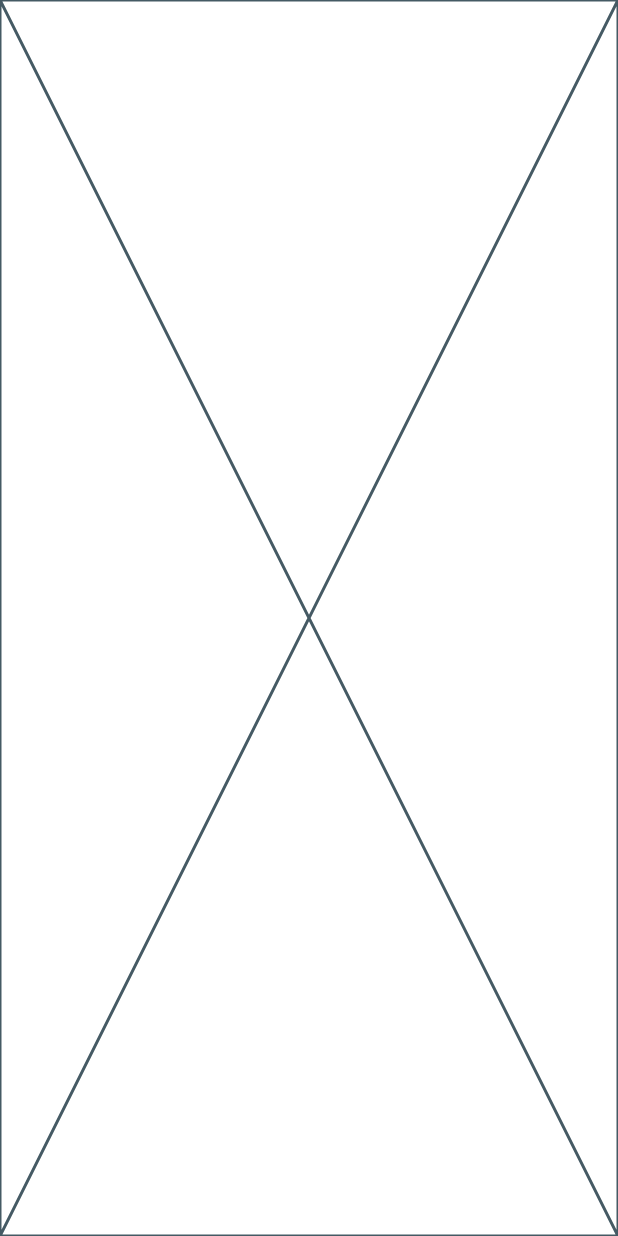
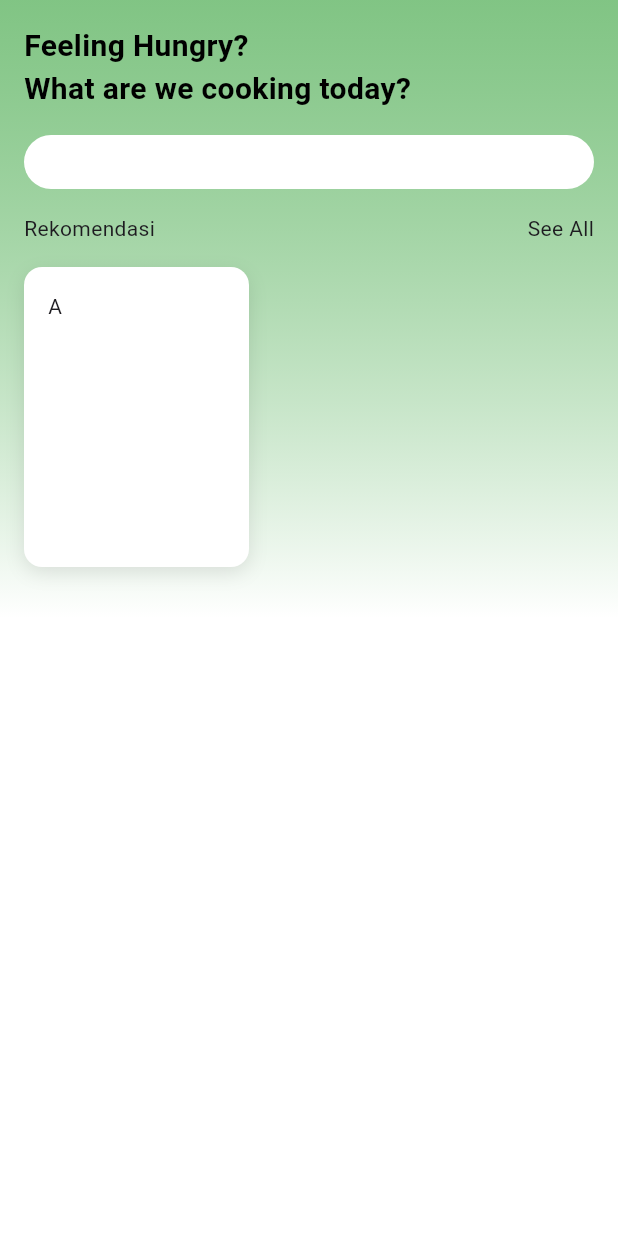
Before and after one commit to lintanganugerah/FoodieFind, a Flutter app: the screen it shows after launch, on a phone screen of 412 x 824 dp. Run offline on Flutter 3.47's test engine with Material 3 defaults, Android fonts, the phone set to English and light mode, and no system bars.

Commit message:
add reuseable Card and BoldText

```diff
--- /dev/null
+++ b/lib/components/bold_text.dart
@@ -0,0 +1,23 @@
+import 'package:flutter/material.dart';
+
+class BoldText extends StatelessWidget {
+  final double size;
+  final Color color;
+  final String text;
+
+  const BoldText({
+    super.key,
+    required this.text,
+    this.size = 12,
+    this.color = Colors.black,
+  });
+
+  @override
+  Widget build(BuildContext context) {
+    return Text(text, style: TextStyle(
+      color: color,
+      fontSize: size,
+      fontWeight: FontWeight.bold
+    ));
+  }
+}
--- /dev/null
+++ b/lib/components/card.dart
@@ -0,0 +1,80 @@
+import 'package:flutter/material.dart';
+
+class CardContainer extends StatelessWidget {
+  final double width;
+  final double height;
+  final EdgeInsetsGeometry containerPadd;
+
+  final Color? color;
+  final AlignmentGeometry? containerAlignment;
+  final Decoration? containerDecoration;
+  final Decoration? containerForegroundDecoration;
+  final BoxConstraints? containerConstraints;
+  final EdgeInsetsGeometry? containerMargin;
+  final Matrix4? containerTransform;
+  final AlignmentGeometry? containerTransformAlignment;
+  final Clip clipBehavior;
+
+  final bool isShadow;
+  final List<BoxShadow>? boxShadow;
+
+  final Widget child;
+
+  const CardContainer({
+    super.key,
+    this.width = 150,
+    this.height = 200,
+    this.color = Colors.white,
+    this.containerPadd = const EdgeInsetsGeometry.all(16),
+    this.containerAlignment,
+    this.containerDecoration,
+    this.containerForegroundDecoration,
+    this.containerConstraints,
+    this.containerMargin,
+    this.containerTransform,
+    this.containerTransformAlignment,
+    this.clipBehavior = Clip.none,
+    this.isShadow = false,
+    this.boxShadow,
+    required this.child,
+  }) : assert(
+  !(isShadow == true && containerDecoration != null),
+  'Kamu tidak bisa memberikan params isShadow=true dan containerDecoration bersamaan. Ini akan menyebabkan konflik. Hapus salah satu nya.',
+  );
+
+  @override
+  Widget build(BuildContext context) {
+    final effectiveDecoration =
+        containerDecoration ??
+            BoxDecoration(
+              color: color,
+              boxShadow: isShadow
+                  ? (boxShadow ??
+                  [
+                    BoxShadow(
+                      color: Colors.black.withValues(alpha: 0.1),
+                      blurRadius: 10,
+                      offset: const Offset(0, 4),
+                    ),
+                  ])
+                  : null,
+              borderRadius: BorderRadius.circular(12),
+            );
+
+    return Container(
+      width: width,
+      height: height,
+      color: isShadow ? null : color,
+      padding: containerPadd,
+      decoration: effectiveDecoration,
+      alignment: containerAlignment,
+      foregroundDecoration: containerForegroundDecoration,
+      constraints: containerConstraints,
+      margin: containerMargin,
+      transform: containerTransform,
+      transformAlignment: containerTransformAlignment,
+      clipBehavior: clipBehavior,
+      child: child,
+    );
+  }
+}
--- a/lib/pages/home_screen.dart
+++ b/lib/pages/home_screen.dart
@@ -1,10 +1,77 @@
 import 'package:flutter/material.dart';
+import 'package:flutter_foodiefind/components/bold_text.dart';
+import 'package:flutter_foodiefind/components/card.dart';
 
-class HomeScreen extends StatelessWidget {
+class HomeScreen extends StatefulWidget {
   const HomeScreen({super.key});
 
   @override
+  State<HomeScreen> createState() => _HomeScreenState();
+}
+
+class _HomeScreenState extends State<HomeScreen> {
+  @override
   Widget build(BuildContext context) {
-    return const Placeholder();
+    return Scaffold(
+      body: Container(
+        alignment: Alignment.topLeft,
+        width: double.infinity,
+        padding: EdgeInsets.all(16),
+        decoration: BoxDecoration(
+          gradient: LinearGradient(
+            begin: Alignment.topCenter, // Start point of the gradient
+            end: Alignment.bottomCenter, // End point of the gradient
+            colors: [
+              Colors.green.withValues(alpha: 0.7), // Starting color
+              Colors.white, // Ending color
+            ],
+            stops: [0.0, 0.5],
+          ),
+        ),
+        child: Column(
+          mainAxisAlignment: MainAxisAlignment.start,
+          crossAxisAlignment: CrossAxisAlignment.start,
+          children: [
+            const BoldText(text: 'Feeling Hungry?', size: 20),
+            const BoldText(text: "What are we cooking today?", size: 20),
+            Container(
+              margin: EdgeInsets.symmetric(vertical: 16),
+              width: double.infinity,
+              height: 36,
+              decoration: BoxDecoration(
+                borderRadius: BorderRadiusGeometry.circular(24),
+                color: Colors.white,
+              ),
+            ),
+            Column(
+              crossAxisAlignment: CrossAxisAlignment.start,
+              mainAxisAlignment: MainAxisAlignment.start,
+              spacing: 16,
+              children: [
+                Row(
+                  mainAxisAlignment: MainAxisAlignment.spaceBetween,
+                  children: [const Text("Rekomendasi"), const Text("See All")],
+                ),
+                Row(
+                  crossAxisAlignment: CrossAxisAlignment.start,
+                  mainAxisAlignment: MainAxisAlignment.start,
+                  spacing: 12,
+                  children: [
+                    CardContainer(
+                      isShadow: true,
+                      child: Column(
+                        crossAxisAlignment: CrossAxisAlignment.start,
+                        mainAxisAlignment: MainAxisAlignment.start,
+                        children: [const Text("A")],
+                      ),
+                    ),
+                  ],
+                ),
+              ],
+            ),
+          ],
+        ),
+      ),
+    );
   }
 }
```
